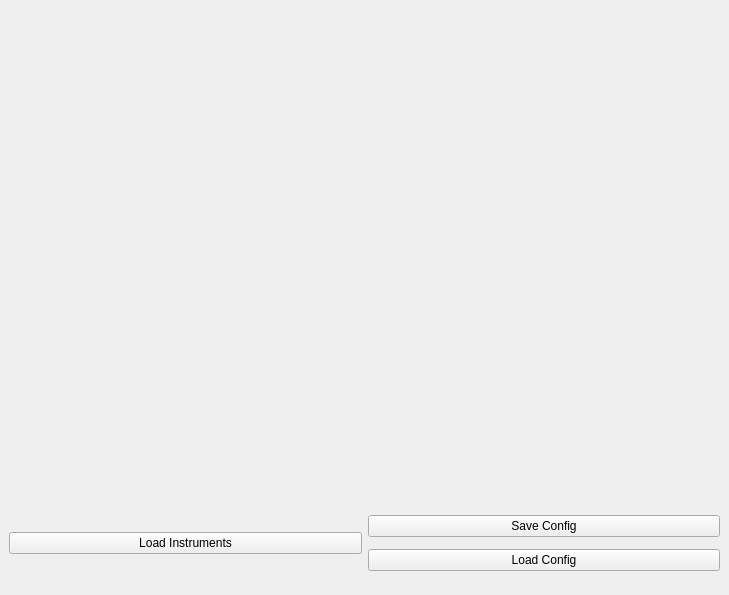
AdrienGourgout/resistivity, file resistivity/View/GUI/device_menu.ui: the form before one commit.
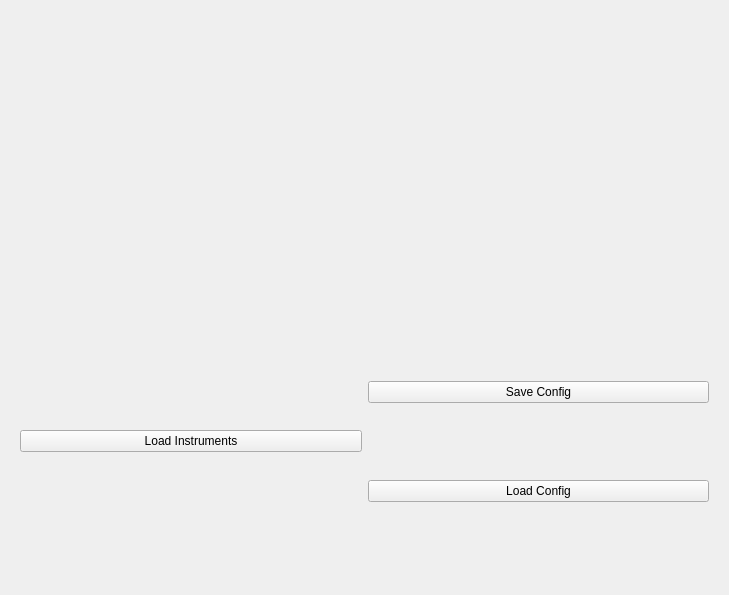
The form after the commit.

The edit to the form file:
```diff
--- a/resistivity/View/GUI/device_menu.ui
+++ b/resistivity/View/GUI/device_menu.ui
@@ -13,26 +13,14 @@
   <property name="windowTitle">
    <string>Form</string>
   </property>
+  <layout class="QGridLayout" name="gridLayout_2">
+   <item row="0" column="0">
   <widget class="QWidget" name="device_menu" native="true">
-   <property name="geometry">
-    <rect>
-     <x>9</x>
-     <y>9</y>
-     <width>711</width>
-     <height>501</height>
-    </rect>
-   </property>
-   <layout class="QFormLayout" name="formLayout"/>
-  </widget>
+     <layout class="QGridLayout" name="gridLayout_3"/>
+    </widget>
+   </item>
+   <item row="1" column="0">
   <widget class="QWidget" name="widget" native="true">
-   <property name="geometry">
-    <rect>
-     <x>9</x>
-     <y>509</y>
-     <width>711</width>
-     <height>70</height>
-    </rect>
-   </property>
    <layout class="QGridLayout" name="gridLayout">
     <item row="0" column="0" rowspan="2">
      <widget class="QPushButton" name="load_instruments_button">
@@ -57,6 +45,8 @@
     </item>
    </layout>
   </widget>
+   </item>
+  </layout>
  </widget>
  <resources/>
  <connections/>
```
Lines whose indentation alone changed are shown as unchanged.
